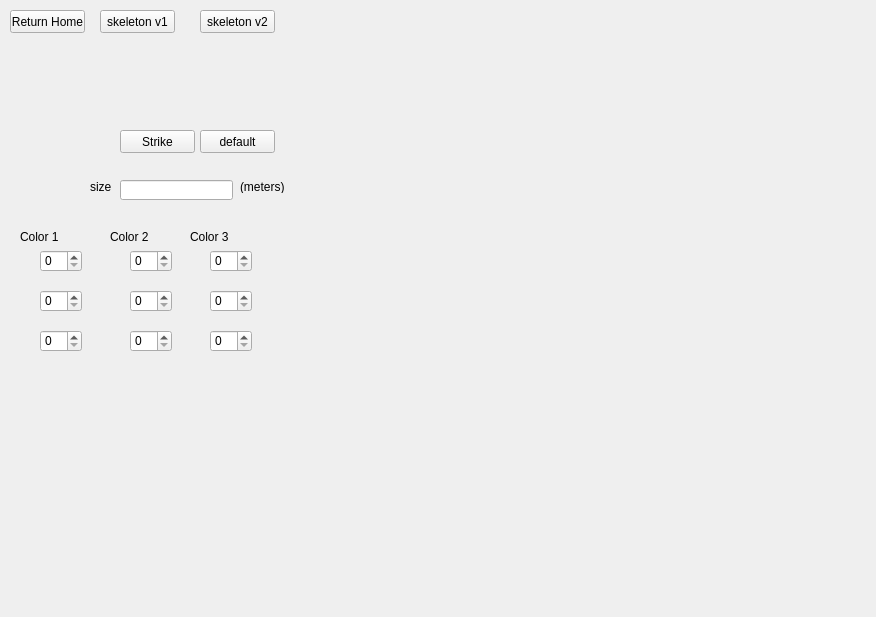
First picture: the form in resources/widget/GundamWidget/Widget.ui, repository cnbdragon/GundamPy, before the edit.
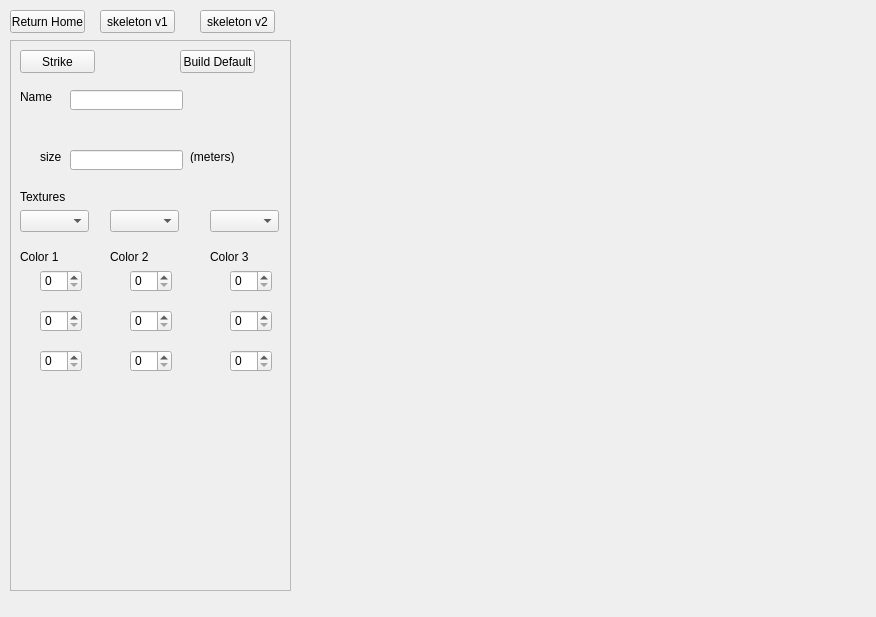
Second picture: the form after the edit.

The edit to the form file:
```diff
--- a/resources/widget/GundamWidget/Widget.ui
+++ b/resources/widget/GundamWidget/Widget.ui
@@ -39,47 +39,105 @@
     <string>skeleton v1</string>
    </property>
   </widget>
-  <widget class="QPushButton" name="pushButton">
+  <widget class="QPushButton" name="V2Btn">
    <property name="geometry">
     <rect>
-     <x>120</x>
-     <y>130</y>
+     <x>200</x>
+     <y>10</y>
      <width>75</width>
      <height>23</height>
     </rect>
    </property>
    <property name="text">
-    <string>Strike</string>
+    <string>skeleton v2</string>
    </property>
   </widget>
-  <widget class="QLineEdit" name="lineEdit">
+  <widget class="QFrame" name="frame">
    <property name="geometry">
     <rect>
+     <x>10</x>
+     <y>40</y>
+     <width>281</width>
+     <height>551</height>
+    </rect>
+   </property>
+   <property name="frameShape">
+    <enum>QFrame::StyledPanel</enum>
+   </property>
+   <property name="frameShadow">
+    <enum>QFrame::Raised</enum>
+   </property>
+   <widget class="QPushButton" name="pushButton_2">
+    <property name="geometry">
+     <rect>
+      <x>170</x>
+      <y>10</y>
+      <width>75</width>
+      <height>23</height>
+     </rect>
+    </property>
+    <property name="text">
+     <string>Build Default</string>
+    </property>
+   </widget>
+   <widget class="QSpinBox" name="spinBox_5">
+    <property name="geometry">
+     <rect>
      <x>120</x>
-     <y>180</y>
-     <width>113</width>
-     <height>20</height>
+      <y>270</y>
+      <width>42</width>
+      <height>22</height>
     </rect>
    </property>
   </widget>
-  <widget class="QLabel" name="label">
+   <widget class="QSpinBox" name="spinBox_9">
    <property name="geometry">
     <rect>
-     <x>90</x>
-     <y>180</y>
+      <x>220</x>
+      <y>230</y>
+      <width>42</width>
+      <height>22</height>
+     </rect>
+    </property>
+   </widget>
+   <widget class="QLabel" name="label_3">
+    <property name="geometry">
+     <rect>
+      <x>10</x>
+      <y>210</y>
      <width>46</width>
      <height>13</height>
     </rect>
    </property>
    <property name="text">
-    <string>size</string>
+     <string>Color 1</string>
+    </property>
+   </widget>
+   <widget class="QSpinBox" name="spinBox_6">
+    <property name="geometry">
+     <rect>
+      <x>120</x>
+      <y>230</y>
+      <width>42</width>
+      <height>22</height>
+     </rect>
+    </property>
+   </widget>
+   <widget class="QSpinBox" name="spinBox_7">
+    <property name="geometry">
+     <rect>
+      <x>220</x>
+      <y>310</y>
+      <width>42</width>
+      <height>22</height>
+     </rect>
    </property>
   </widget>
   <widget class="QLabel" name="label_2">
    <property name="geometry">
     <rect>
-     <x>240</x>
-     <y>180</y>
+      <x>180</x>
+      <y>110</y>
      <width>46</width>
      <height>13</height>
     </rect>
@@ -88,11 +146,34 @@
     <string>(meters)</string>
    </property>
   </widget>
+   <widget class="QSpinBox" name="spinBox_4">
+    <property name="geometry">
+     <rect>
+      <x>120</x>
+      <y>310</y>
+      <width>42</width>
+      <height>22</height>
+     </rect>
+    </property>
+   </widget>
+   <widget class="QPushButton" name="strikeBtn">
+    <property name="geometry">
+     <rect>
+      <x>10</x>
+      <y>10</y>
+      <width>75</width>
+      <height>23</height>
+     </rect>
+    </property>
+    <property name="text">
+     <string>Strike</string>
+    </property>
+   </widget>
   <widget class="QSpinBox" name="spinBox">
    <property name="geometry">
     <rect>
-     <x>40</x>
-     <y>250</y>
+      <x>30</x>
+      <y>230</y>
      <width>42</width>
      <height>22</height>
     </rect>
@@ -101,8 +182,8 @@
   <widget class="QSpinBox" name="spinBox_2">
    <property name="geometry">
     <rect>
-     <x>40</x>
-     <y>290</y>
+      <x>30</x>
+      <y>270</y>
      <width>42</width>
      <height>22</height>
     </rect>
@@ -111,74 +192,8 @@
   <widget class="QSpinBox" name="spinBox_3">
    <property name="geometry">
     <rect>
-     <x>40</x>
-     <y>330</y>
-     <width>42</width>
-     <height>22</height>
-    </rect>
-   </property>
-  </widget>
-  <widget class="QLabel" name="label_3">
-   <property name="geometry">
-    <rect>
-     <x>20</x>
-     <y>230</y>
-     <width>46</width>
-     <height>13</height>
-    </rect>
-   </property>
-   <property name="text">
-    <string>Color 1</string>
-   </property>
-  </widget>
-  <widget class="QSpinBox" name="spinBox_4">
-   <property name="geometry">
-    <rect>
-     <x>130</x>
-     <y>330</y>
-     <width>42</width>
-     <height>22</height>
-    </rect>
-   </property>
-  </widget>
-  <widget class="QLabel" name="label_4">
-   <property name="geometry">
-    <rect>
-     <x>110</x>
-     <y>230</y>
-     <width>46</width>
-     <height>13</height>
-    </rect>
-   </property>
-   <property name="text">
-    <string>Color 2</string>
-   </property>
-  </widget>
-  <widget class="QSpinBox" name="spinBox_5">
-   <property name="geometry">
-    <rect>
-     <x>130</x>
-     <y>290</y>
-     <width>42</width>
-     <height>22</height>
-    </rect>
-   </property>
-  </widget>
-  <widget class="QSpinBox" name="spinBox_6">
-   <property name="geometry">
-    <rect>
-     <x>130</x>
-     <y>250</y>
-     <width>42</width>
-     <height>22</height>
-    </rect>
-   </property>
-  </widget>
-  <widget class="QSpinBox" name="spinBox_7">
-   <property name="geometry">
-    <rect>
-     <x>210</x>
-     <y>330</y>
+      <x>30</x>
+      <y>310</y>
      <width>42</width>
      <height>22</height>
     </rect>
@@ -187,8 +202,8 @@
   <widget class="QLabel" name="label_5">
    <property name="geometry">
     <rect>
-     <x>190</x>
-     <y>230</y>
+      <x>200</x>
+      <y>210</y>
      <width>46</width>
      <height>13</height>
     </rect>
@@ -197,51 +212,121 @@
     <string>Color 3</string>
    </property>
   </widget>
+   <widget class="QLabel" name="label_4">
+    <property name="geometry">
+     <rect>
+      <x>100</x>
+      <y>210</y>
+      <width>46</width>
+      <height>13</height>
+     </rect>
+    </property>
+    <property name="text">
+     <string>Color 2</string>
+    </property>
+   </widget>
+   <widget class="QLineEdit" name="size">
+    <property name="geometry">
+     <rect>
+      <x>60</x>
+      <y>110</y>
+      <width>113</width>
+      <height>20</height>
+     </rect>
+    </property>
+   </widget>
+   <widget class="QLabel" name="label">
+    <property name="geometry">
+     <rect>
+      <x>30</x>
+      <y>110</y>
+      <width>46</width>
+      <height>13</height>
+     </rect>
+    </property>
+    <property name="text">
+     <string>size</string>
+    </property>
+   </widget>
   <widget class="QSpinBox" name="spinBox_8">
    <property name="geometry">
     <rect>
-     <x>210</x>
-     <y>290</y>
+      <x>220</x>
+      <y>270</y>
      <width>42</width>
      <height>22</height>
     </rect>
    </property>
   </widget>
-  <widget class="QSpinBox" name="spinBox_9">
+   <widget class="QLineEdit" name="maleName">
    <property name="geometry">
     <rect>
-     <x>210</x>
-     <y>250</y>
-     <width>42</width>
-     <height>22</height>
-    </rect>
-   </property>
-  </widget>
-  <widget class="QPushButton" name="pushButton_2">
+      <x>60</x>
+      <y>50</y>
+      <width>113</width>
+      <height>20</height>
+     </rect>
+    </property>
+    <property name="text">
+     <string/>
+    </property>
+   </widget>
+   <widget class="QLabel" name="label_6">
    <property name="geometry">
     <rect>
-     <x>200</x>
-     <y>130</y>
-     <width>75</width>
-     <height>23</height>
+      <x>10</x>
+      <y>50</y>
+      <width>46</width>
+      <height>13</height>
     </rect>
    </property>
    <property name="text">
-    <string>default</string>
-   </property>
-  </widget>
-  <widget class="QPushButton" name="V2Btn">
+     <string>Name</string>
+    </property>
+   </widget>
+   <widget class="QComboBox" name="comboBox">
    <property name="geometry">
     <rect>
+      <x>10</x>
+      <y>170</y>
+      <width>69</width>
+      <height>22</height>
+     </rect>
+    </property>
+   </widget>
+   <widget class="QComboBox" name="comboBox_2">
+    <property name="geometry">
+     <rect>
+      <x>100</x>
+      <y>170</y>
+      <width>69</width>
+      <height>22</height>
+     </rect>
+    </property>
+   </widget>
+   <widget class="QComboBox" name="comboBox_3">
+    <property name="geometry">
+     <rect>
      <x>200</x>
-     <y>10</y>
-     <width>75</width>
-     <height>23</height>
-    </rect>
-   </property>
+      <y>170</y>
+      <width>69</width>
+      <height>22</height>
+     </rect>
+    </property>
+   </widget>
+   <widget class="QLabel" name="label_7">
+    <property name="geometry">
+     <rect>
+      <x>10</x>
+      <y>150</y>
+      <width>46</width>
+      <height>13</height>
+     </rect>
+    </property>
    <property name="text">
-    <string>skeleton v2</string>
-   </property>
+     <string>Textures</string>
+    </property>
+   </widget>
   </widget>
  </widget>
  <resources/>
```
Lines whose indentation alone changed are shown as unchanged.
